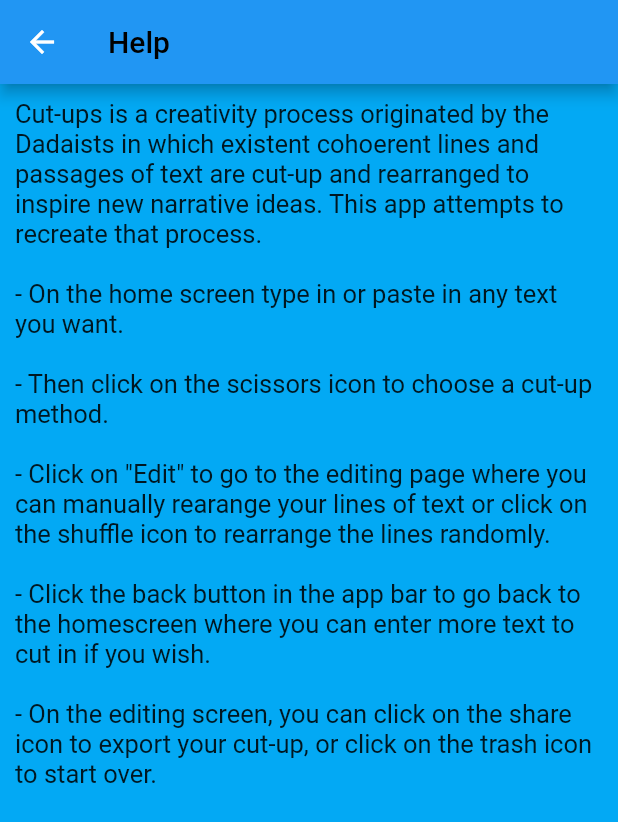
After one commit to geoffrymichael/flutter_cut_ups, a Flutter app: the screen it shows after launch, after a tap on "Help", on a phone screen of 412 x 824 dp. The commit adds this screen. Shown: the top 822 px of the screen. Run offline on Flutter 3.47's test engine with Material 2 defaults, Android fonts, the phone set to English and light mode, and no system bars; our stand-ins replace share.

Commit message:
add android app icons. Create help screen with basic instructions

```diff
--- /dev/null
+++ b/lib/screens/help_screen.dart
@@ -0,0 +1,39 @@
+import 'package:flutter/material.dart';
+
+class HelpScreen extends StatelessWidget {
+  @override
+  Widget build(BuildContext context) {
+    return Scaffold(
+      appBar: AppBar(
+        title: Text(
+          'Help',
+          style: TextStyle(color: Colors.black),
+        ),
+        leading: BackButton(
+          onPressed: () {
+            Navigator.pop(context);
+          },
+        ),
+      ),
+      backgroundColor: Colors.lightBlue,
+      body: Container(
+        padding: EdgeInsets.all(10),
+        child: Text(
+          '''Cut-ups is a creativity process originated by the Dadaists in which existent cohoerent lines and passages of text are cut-up and rearranged to inspire new narrative ideas. This app attempts to recreate that process.
+
+- On the home screen type in or paste in any text you want.
+
+- Then click on the scissors icon to choose a cut-up method.
+
+- Click on "Edit" to go to the editing page where you can manually rearange your lines of text or click on the shuffle icon to rearrange the lines randomly.
+
+- Click the back button in the app bar to go back to the homescreen where you can enter more text to cut in if you wish.
+
+- On the editing screen, you can click on the share icon to export your cut-up, or click on the trash icon to start over.
+''',
+          style: TextStyle(fontSize: 17.0),
+        ),
+      ),
+    );
+  }
+}
--- a/lib/screens/homescreen.dart
+++ b/lib/screens/homescreen.dart
@@ -1,3 +1,4 @@
+import 'package:cutups_rebuild/screens/help_screen.dart';
 import 'package:flutter/material.dart';
 import 'package:cutups_rebuild/screens/editing_screen.dart';
 
@@ -109,6 +110,20 @@ class _HomeScreenState extends State<HomeScreen> {
     return Scaffold(
       backgroundColor: Colors.lightBlueAccent,
       appBar: AppBar(
+        leading: TextButton(
+          onPressed: () {
+            Navigator.push(
+              context,
+              MaterialPageRoute(builder: (context) {
+                return HelpScreen();
+              }),
+            );
+          },
+          child: Text(
+            'Help',
+            style: TextStyle(color: Colors.black),
+          ),
+        ),
         actions: [
           TextButton(
             onPressed: () {
```
Also changed, not shown: 5 other files.
